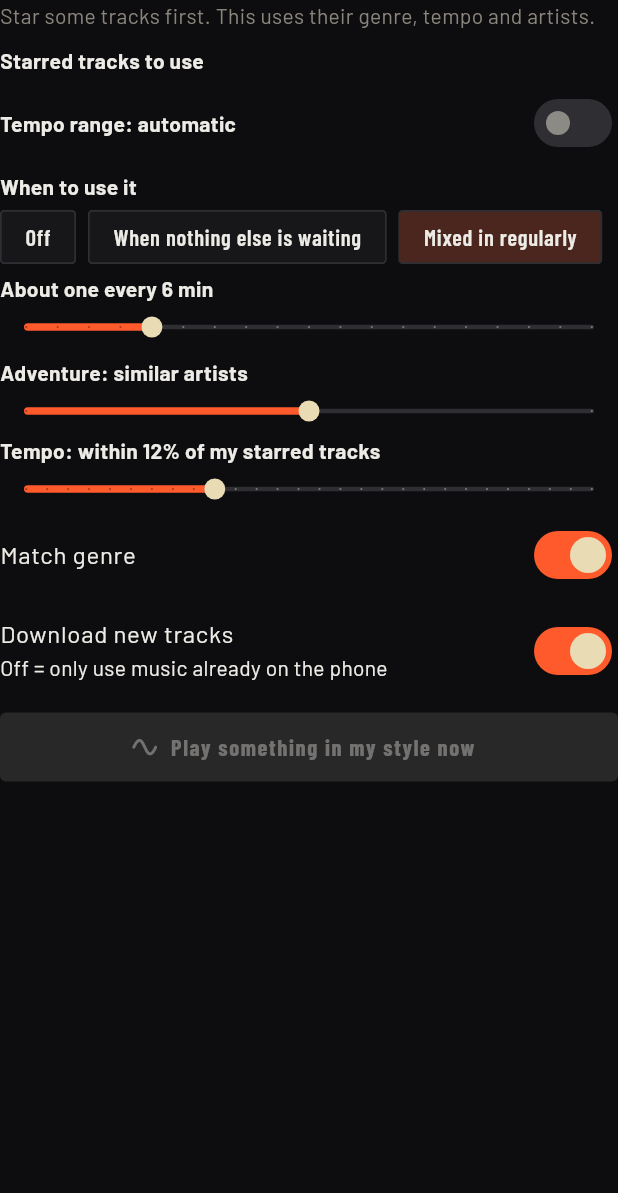
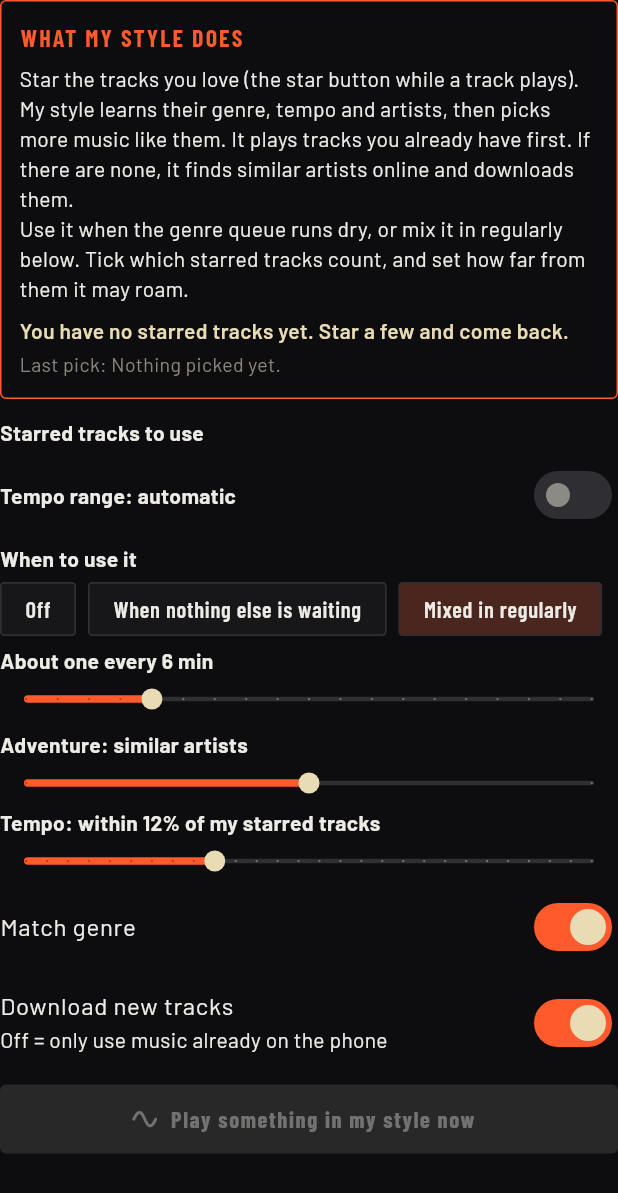
Before and after one commit to ben-clift/com.benclift.beatdeck.test, a Flutter app: the _StyleBox widget shown alone on an empty page, opened directly with empty values, after a tap on "Mixed in regularly", on a phone screen of 412 x 824 dp. Shown: the top 1193 px of the screen. Run offline on Flutter 3.47's test engine with Material 3 defaults, Android fonts, the phone set to English and light mode, and no system bars; our stand-ins replace file_picker, permission_handler, share_plus, shared_preferences, sqflite and 1 more; missing offline and left inert: dart:ffi, google_mlkit_text_recognition; accounts and stored records are empty; network calls fail.

Commit message:
My style: explainer at top, better similar-artist picks (Deezer radio), respects vocals, fresh artists, last-pick status
Co-Authored-By: Claude Sonnet 5.5 <noreply@anthropic.com>
Claude-Session: https://claude.ai/code/session_01A7zfBFjyu2NXi7pFPf2z4D

```diff
--- a/lib/ui/simple_view.dart
+++ b/lib/ui/simple_view.dart
@@ -154,7 +154,7 @@ class _SimpleViewState extends State<SimpleView> with WidgetsBindingObserver {
       if (st.mode == 1) {
         // only when nothing else is waiting and the end is near
         if (dj.automixUpcoming.isNotEmpty) return;
-        if (d.duration <= 0 || d.duration - d.position > 60) return;
+        if (d.duration <= 0 || d.duration - d.position > 120) return;
         if (DateTime.now().difference(_lastStyle).inSeconds < 40) return;
       } else {
         // mixed in regularly: at most one every few minutes
@@ -170,6 +170,8 @@ class _SimpleViewState extends State<SimpleView> with WidgetsBindingObserver {
     final local = <LibraryTrack>[
       for (final t in widget.library.tracks)
         if (!dj.playedRecently(t.path) &&
+            !((dj.vocalMode?.call() ?? 0) != 0 &&
+                vocalClash(t.path.split(RegExp(r'[\\/]')).last, dj.vocalMode!.call())) &&
             File(t.path).existsSync() &&
             (!st.matchGenre ||
                 genres.contains((t.genre.isNotEmpty ? t.genre : (dj.genreOf?.call(t.path) ?? '')).toLowerCase()) ||
@@ -179,7 +181,14 @@ class _SimpleViewState extends State<SimpleView> with WidgetsBindingObserver {
                 : (mid == 0 || t.bpm == null || t.bpm! <= 0 || (t.bpm! - mid).abs() <= mid * st.bpmTol / 100)))
           t,
     ]..shuffle();
+    final starKeys = {for (final t in stars) '${t.artist}|${t.title}'.toLowerCase()};
+    local.sort((a, b) {
+      final sa = starKeys.contains('${a.artist}|${a.title}'.toLowerCase()) ? 1 : 0;
+      final sb = starKeys.contains('${b.artist}|${b.title}'.toLowerCase()) ? 1 : 0;
+      return sa - sb; // tracks you have not starred yet come first
+    });
     if (local.isNotEmpty) {
+      st.lastNote.value = 'Playing from your library: ${local.first.artist.isEmpty ? '' : '${local.first.artist} - '}${local.first.title}';
       DebugLog.add('simple', 'nothing waiting: playing a library track in the style of your starred ones');
       dj.automixAllow(local.first.path);
       if (force) {
@@ -190,20 +199,32 @@ class _SimpleViewState extends State<SimpleView> with WidgetsBindingObserver {
       return;
     }
     if (!st.download || !soulseek.online || AutoFetch.instance.running) return;
-    final seed = stars[math.Random().nextInt(stars.length)];
+    final rnd = math.Random();
+    final seed = stars[rnd.nextInt(stars.length)];
     DebugLog.add('simple', 'looking for artists like ${seed.artist} (adventure ${st.adventure})');
-    var found = await SuggestService().relatedTracks(seed.artist);
+    st.lastNote.value = 'Looking for music like ${seed.artist.isEmpty ? seed.title : seed.artist}...';
+    var found = await SuggestService().styleTracks(seed.artist);
     // Adventurous: go one step further out, to artists related to those.
     if (st.adventure >= 2 && found.isNotEmpty) {
-      final hop = found[math.Random().nextInt(found.length)].artist;
-      final more = await SuggestService().relatedTracks(hop);
+      final hop = found[rnd.nextInt(found.length)].artist;
+      final more = await SuggestService().styleTracks(hop);
       if (more.isNotEmpty) found = more;
     }
     if (st.adventure == 0) {
       // Close to home: the starred artists' own other tracks come first.
       found = [...found.where((t) => artists.contains(t.artist.toLowerCase())), ...found];
+    } else {
+      // Further out: skip artists already starred so it is new music.
+      final fresh = found.where((t) => !artists.contains(t.artist.toLowerCase())).toList();
+      if (fresh.length >= 3) found = fresh;
     }
-    if (found.isEmpty || !mounted) return;
+    found = found.where((t) => !starKeys.contains('${t.artist}|${t.title}'.toLowerCase())).toList();
+    if (found.isEmpty || !mounted) {
+      st.lastNote.value = 'Could not find anything new like ${seed.artist}. Will try again.';
+      return;
+    }
+    final pick = found.take(3).toList();
+    st.lastNote.value = 'Fetching: ${pick.map((t) => '${t.artist} - ${t.title}').join(', ')}';
     if (force) dj.armPlayNext();
     AutoFetch.instance.enqueueTracks(found.take(3).toList(), widget.library);
   }
@@ -2306,6 +2327,7 @@ class StyleSettings {
   bool matchGenre = true;
   bool download = true; // may fetch new tracks (else library only)
   final Set<String> excluded = {}; // starred tracks left out (by key)
+  final ValueNotifier<String> lastNote = ValueNotifier('Nothing picked yet.');
   double bpmFrom = 0; // 0 = automatic from the starred tracks
   double bpmTo = 0;
   bool _loaded = false;
@@ -2374,11 +2396,34 @@ class _StyleBoxState extends State<_StyleBox> {
   Widget build(BuildContext context) {
     final n = st.chosen().length;
     return Column(crossAxisAlignment: CrossAxisAlignment.stretch, children: [
-      Text(n == 0
-          ? 'Star some tracks first. This uses their genre, tempo and artists.'
-          : 'Music chosen from the style of your $n starred track${n == 1 ? '' : 's'}.',
-          style: const TextStyle(color: Color(0xFF8A857C))),
-      const SizedBox(height: 10),
+      Container(
+        padding: const EdgeInsets.all(12),
+        decoration: BoxDecoration(border: Border.all(color: SideDeckTheme.accentA), borderRadius: BorderRadius.circular(4)),
+        child: Column(crossAxisAlignment: CrossAxisAlignment.start, children: [
+          const Text('WHAT MY STYLE DOES',
+              style: TextStyle(fontFamily: SideDeckTheme.label, fontWeight: FontWeight.w700, fontSize: 16, letterSpacing: 1.4, color: SideDeckTheme.accentA)),
+          const SizedBox(height: 6),
+          const Text(
+              'Star the tracks you love (the star button while a track plays). My style learns their genre, tempo and artists, '
+              'then picks more music like them. It plays tracks you already have first. If there are none, it finds similar artists online and downloads them.\n'
+              'Use it when the genre queue runs dry, or mix it in regularly below. Tick which starred tracks count, and set how far from them it may roam.',
+              style: TextStyle(fontSize: 14)),
+          const SizedBox(height: 8),
+          Text(
+              n == 0
+                  ? 'You have no starred tracks yet. Star a few and come back.'
+                  : 'Using $n starred track${n == 1 ? '' : 's'} · ${st.mode == 0 ? 'Off' : (st.mode == 1 ? 'Only when nothing else is waiting' : 'Mixed in about every ${st.everyMin} min')}',
+              style: const TextStyle(color: SideDeckTheme.accentB, fontWeight: FontWeight.w600)),
+          ValueListenableBuilder<String>(
+            valueListenable: st.lastNote,
+            builder: (_, v, __) => Padding(
+              padding: const EdgeInsets.only(top: 4),
+              child: Text('Last pick: $v', style: const TextStyle(fontSize: 13, color: Color(0xFF8A857C))),
+            ),
+          ),
+        ]),
+      ),
+      const SizedBox(height: 12),
       const Text('Starred tracks to use', style: TextStyle(fontWeight: FontWeight.w700)),
       Wrap(spacing: 8, children: [
         for (final g in {for (final t in Starred.instance.items) if (t.genre.isNotEmpty) t.genre}.toList()..sort())
```
Also changed, not shown: lib/suggest/suggest_service.dart (+29 -0 lines).
